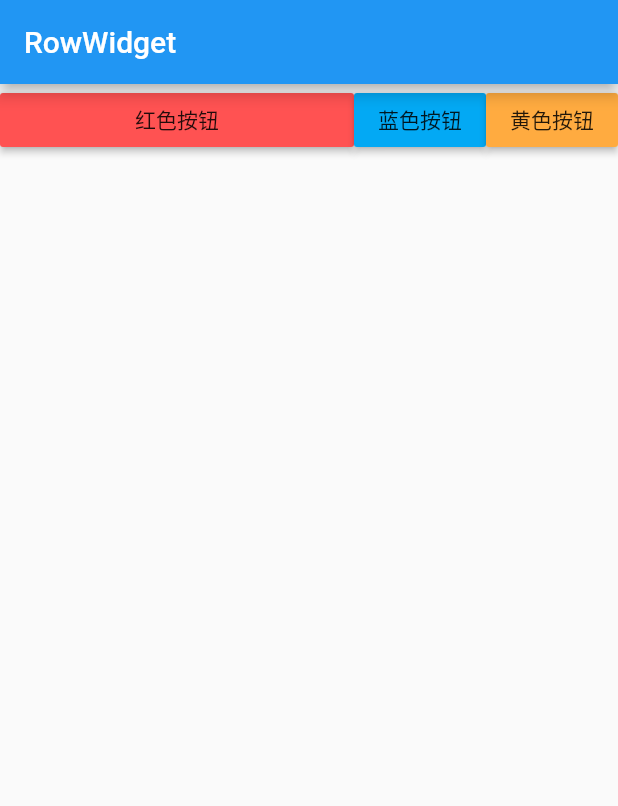
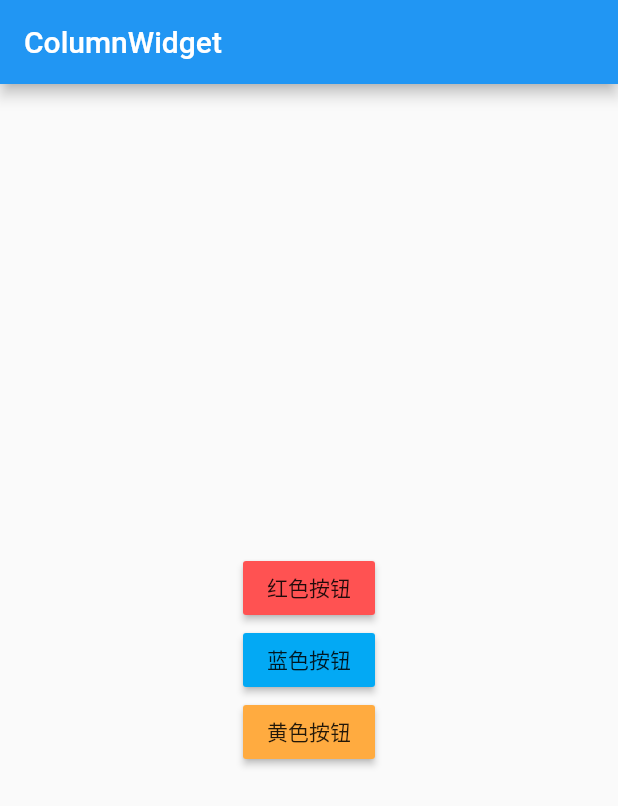
Before and after one commit to yangxiaoge/flutter_app, a Flutter app: the screen it shows after launch, on a phone screen of 412 x 824 dp. Shown: the top 806 px of the screen. Run offline on Flutter 3.47's test engine with Material 2 defaults, Android fonts, the phone set to English and light mode, and no system bars.

Commit message:
ColumnWidget垂直布局

```diff
--- a/lib/main.dart
+++ b/lib/main.dart
@@ -6,37 +6,42 @@ class MyApp extends StatelessWidget {
   @override
   Widget build(BuildContext context) {
     return MaterialApp(
-      title: 'RowWidget',
+      title: 'ColumnWidget',
       home: Scaffold(
           appBar: AppBar(
-            title: Text('RowWidget'),
+            title: Text('ColumnWidget'),
           ),
-          body: RowWidget()),
+          body: ColumnWidget()),
     );
   }
 }
 
-class RowWidget extends StatelessWidget {
+class ColumnWidget extends StatelessWidget {
   @override
   Widget build(BuildContext context) {
-    return Row(
+    return Column(
+      mainAxisAlignment: MainAxisAlignment.center,
       children: <Widget>[
-        Expanded( // Expanded 灵活水平布局
+        Center(
           child: RaisedButton(
             color: Colors.redAccent,
             child: Text('红色按钮'),
             onPressed: () {},
           ),
         ),
-        RaisedButton(
+        Center(
+          child: RaisedButton(
             color: Colors.lightBlue,
             child: Text('蓝色按钮'),
             onPressed: () {},
           ),
-        RaisedButton(
+        ),
+        Center(
+          child: RaisedButton(
             color: Colors.orangeAccent,
             child: Text('黄色按钮'),
             onPressed: () {},
+          ),
         ),
       ],
     );
```
Lines whose indentation alone changed are shown as unchanged.
